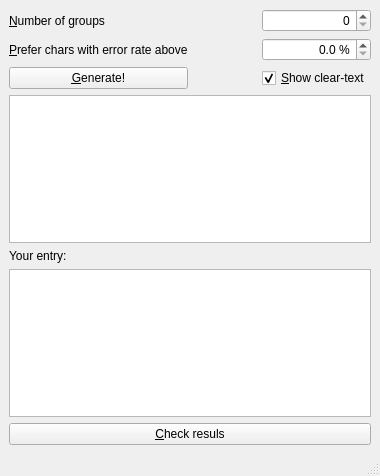
Old version of the form test_teach/mainwindow.ui in the repository radi8/Morse.
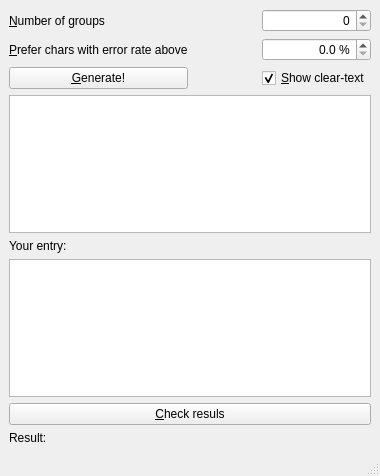
New version of the form.

Commit message: teach: report right and wrong decodings

```diff
--- a/test_teach/mainwindow.ui
+++ b/test_teach/mainwindow.ui
@@ -132,6 +132,27 @@
       </property>
      </widget>
     </item>
+    <item>
+     <layout class="QHBoxLayout" name="horizontalLayout">
+      <item>
+       <widget class="QLabel" name="label_5">
+        <property name="text">
+         <string>Result:</string>
+        </property>
+       </widget>
+      </item>
+      <item>
+       <widget class="QLabel" name="resultLabel">
+        <property name="text">
+         <string/>
+        </property>
+        <property name="alignment">
+         <set>Qt::AlignRight|Qt::AlignTrailing|Qt::AlignVCenter</set>
+        </property>
+       </widget>
+      </item>
+     </layout>
+    </item>
    </layout>
   </widget>
   <widget class="QMenuBar" name="menubar">
```
The commit also changes 4 other files.
